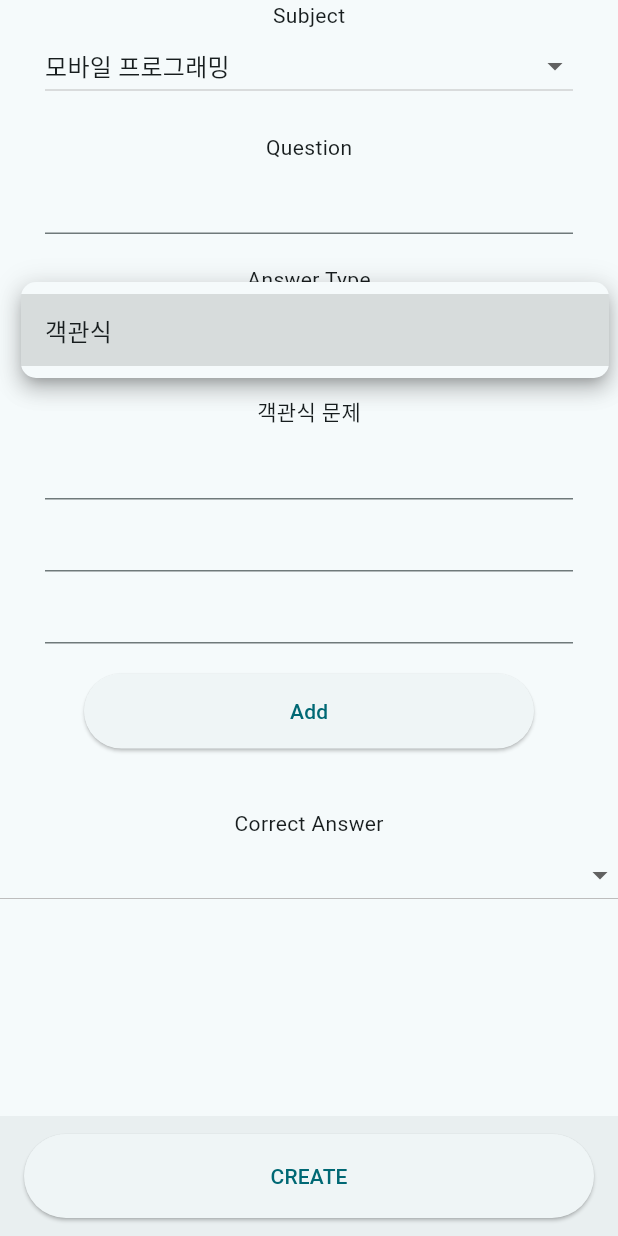
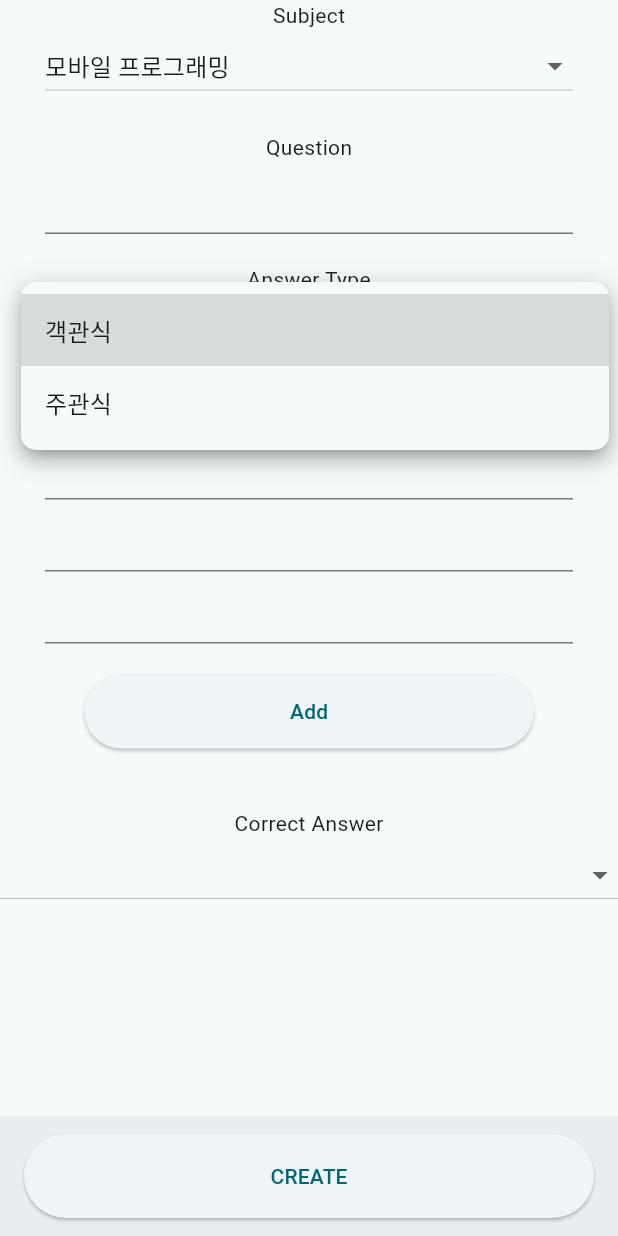
Before and after one commit to junehyeok129/23-2MobileProgramming, a Flutter app: the MakeQuiz screen opened directly, after a tap on "객관식", on a phone screen of 412 x 824 dp. Run offline on Flutter 3.47's test engine with Material 3 defaults, Android fonts, the phone set to English and light mode, and no system bars; our stand-ins replace shared_preferences; accounts and stored records are empty.

Commit message:
Update makequiz.dart

```diff
--- a/MobileProgramming/lib/makequiz.dart
+++ b/MobileProgramming/lib/makequiz.dart
@@ -8,10 +8,10 @@ class MakeQuiz extends StatefulWidget {
 
 class _MakeQuizState extends State<MakeQuiz> {
   final TextEditingController questionController = TextEditingController();
-
+  final TextEditingController answer_controller= TextEditingController();
   List<String> course = [
     '모바일 프로그래밍', '멀티코어 컴퓨팅', '알고리즘', '데이터베이스 설계', '이산수학'];
-  List<String> type = ['객관식'];//, '주관식'
+  List<String> type = ['객관식','주관식'];
   List<String> correctAnswer = ['1', '2', '3'];
 
   String selectedCourse = '모바일 프로그래밍';
@@ -105,6 +105,8 @@ class _MakeQuizState extends State<MakeQuiz> {
                 ],
               ),
             ),
+
+          if(selectedType=='객관식')
             Container(
               child: Column(
                 children: [
@@ -125,6 +127,19 @@ class _MakeQuizState extends State<MakeQuiz> {
                 ],
               ),
             ),
+          if(selectedType=='주관식')
+            Container(
+              padding: EdgeInsets.fromLTRB(30, 20, 30, 20),
+              child: Column(
+                children: [
+                  Text('Correct Answer'),
+                  TextField(
+                    controller: answer_controller,
+                  )
+                ],
+              ),
+            ),
+
         ],
       ),
       bottomNavigationBar: BottomAppBar(
```
Lines whose indentation alone changed are shown as unchanged.
